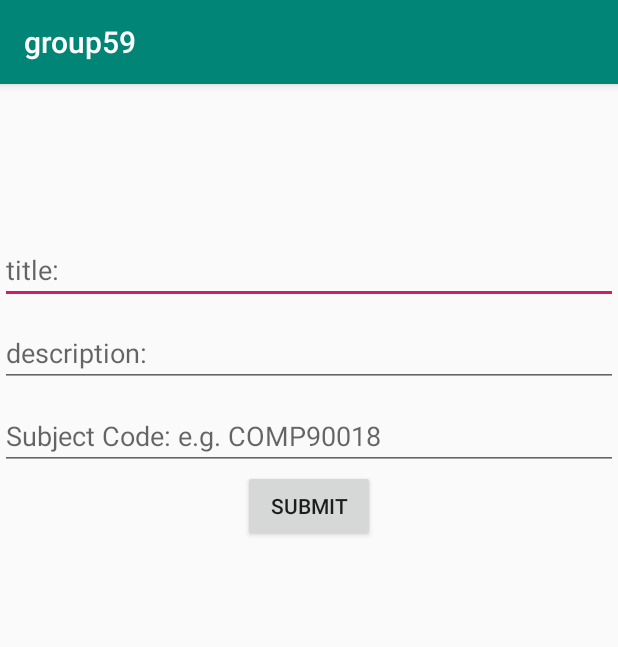
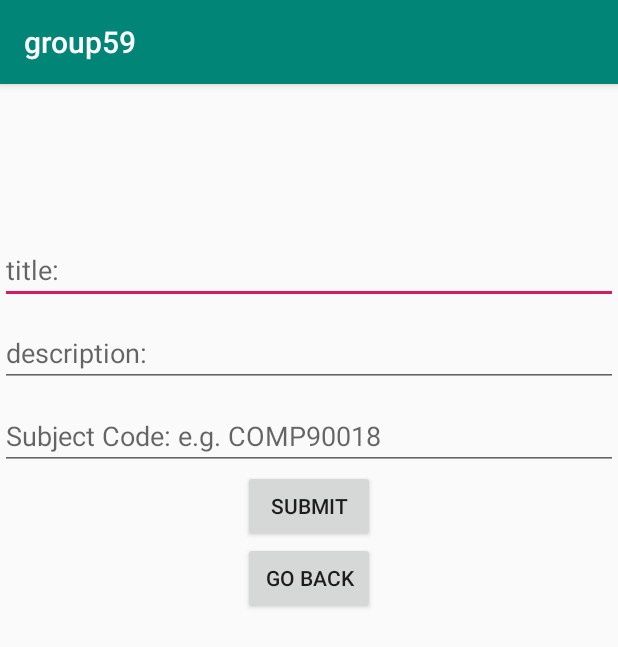
Before and after one commit to yimingz12/COMP90018, an Android app: the PostActivity screen opened directly, with no data from a screen before it, after a tap on "SUBMIT", on a phone screen of 412 x 824 dp. Shown: the top 647 px of the screen. Run offline under Robolectric (Android 15) with nearby library versions, the phone set to English and light mode, and no system bars; our stand-ins replace Firebase (no records; nobody signed in at launch, a user with empty details on screens opened directly).

Commit message:
all post done including turn to other page

```diff
--- a/group59/app/src/main/java/com/group59/studentCourseHelper/data/ui/post/PostActivity.java
+++ b/group59/app/src/main/java/com/group59/studentCourseHelper/data/ui/post/PostActivity.java
@@ -2,6 +2,7 @@ package com.group59.studentCourseHelper.data.ui.post;
 
 
 
+import android.app.Activity;
 import android.os.Bundle;
 import android.text.TextUtils;
 import android.util.Log;
@@ -26,6 +27,7 @@ public class PostActivity extends AppCompatActivity {
     EditText desc;
     EditText tag;
     Button  submitButton;
+    Button backButton;
     FirebaseDatabase database;
     DatabaseReference mDB_ref;
     FirebaseAuth mAuth;
@@ -38,21 +40,31 @@ public class PostActivity extends AppCompatActivity {
         mAuth=FirebaseAuth.getInstance();
 
 
-        setContentView(R.layout.fragment_post);
+        setContentView(R.layout.activity_post);
         title=(EditText)findViewById(R.id.ques_title);
         desc=(EditText)findViewById(R.id.ques_desc);
         tag=(EditText)findViewById(R.id.ques_tag) ;
         submitButton=(Button)findViewById(R.id.ques_submit) ;
+        backButton=(Button)findViewById(R.id.ques_back);
         submitButton.setOnClickListener(new View.OnClickListener() {
             @Override
             public void onClick(View view) {
-            addques();
+               if( addques()){
+                  finish();
+               };
 
+            }
+
+        });
+        backButton.setOnClickListener(new View.OnClickListener() {
+            @Override
+            public void onClick(View view) {
+                finish();
             }
         });
 
     }
-    private void addques(){
+    private boolean addques(){
         String m_title=title.getText().toString().trim();
         String m_desc=desc.getText().toString().trim();
         String m_tag=tag.getText().toString().trim();
@@ -63,6 +75,7 @@ public class PostActivity extends AppCompatActivity {
                 Question newques= new Question(id,m_title,m_desc,m_tag,mAuth.getUid());
                 mDB_ref.child(mAuth.getUid()).child(id).setValue(newques);
                 Toast.makeText(this,"You have posted a question succefully",Toast.LENGTH_LONG).show();
+                return true;
             }else{
                 Toast.makeText(this,"You should write a title",Toast.LENGTH_LONG).show();
             }
@@ -70,7 +83,7 @@ public class PostActivity extends AppCompatActivity {
             Toast.makeText(this,"You should write a legal subject code",Toast.LENGTH_LONG).show();
         }
 
-
+        return false;
     }
     private boolean parsetag(String tag){
         String pattern="^([a-z]|[A-Z]){4}[0-9]{5}$";
--- a/group59/app/src/main/java/com/group59/studentCourseHelper/data/ui/post/PostFragment.java
+++ b/group59/app/src/main/java/com/group59/studentCourseHelper/data/ui/post/PostFragment.java
@@ -29,7 +29,7 @@ public class PostFragment extends Fragment {
                 ViewModelProviders.of(this).get(PostViewModel.class);
         View root = inflater.inflate(R.layout.fragment_post, container, false);
 
-        m_button=(Button)root.findViewById(R.id.ques_submit);
+        m_button=(Button)root.findViewById(R.id.post_add);
         m_button.setOnClickListener(new View.OnClickListener(){
             @Override
             public void onClick(View view) {
--- /dev/null
+++ b/group59/app/src/main/res/layout/activity_post.xml
@@ -0,0 +1,85 @@
+<?xml version="1.0" encoding="utf-8"?>
+<androidx.constraintlayout.widget.ConstraintLayout xmlns:android="http://schemas.android.com/apk/res/android"
+    xmlns:app="http://schemas.android.com/apk/res-auto"
+    xmlns:tools="http://schemas.android.com/tools"
+    android:layout_width="match_parent"
+    android:layout_height="match_parent">
+    <LinearLayout
+        android:layout_width="match_parent"
+        android:layout_height="match_parent"
+        android:orientation="vertical"
+        android:gravity="center_horizontal"
+        tools:context=".data.ui.post.PostActivity">
+
+        <TextView
+            android:id="@+id/text_post"
+            android:layout_width="match_parent"
+            android:layout_height="wrap_content"
+            android:layout_marginStart="8dp"
+            android:layout_marginTop="64dp"
+            android:layout_marginEnd="8dp"
+            android:textAlignment="center"
+            android:textSize="20sp"
+            app:layout_constraintEnd_toEndOf="parent"
+            app:layout_constraintHorizontal_bias="1.0"
+            app:layout_constraintStart_toStartOf="parent"
+            app:layout_constraintTop_toTopOf="parent" />
+
+        <LinearLayout
+            android:id="@+id/post_question"
+            android:layout_width="match_parent"
+            android:layout_height="411dp"
+            android:gravity="center_horizontal"
+            android:orientation="vertical"
+            tools:context=".data.ui.search.SearchFragment"
+            tools:layout_editor_absoluteX="0dp"
+            tools:layout_editor_absoluteY="166dp">
+
+            <EditText
+                android:layout_marginTop="10dp"
+                android:id="@+id/ques_title"
+                android:layout_width="match_parent"
+                android:layout_height="wrap_content"
+                android:ems="10"
+                android:hint="title:"
+                android:inputType="textPersonName"
+                tools:layout_editor_absoluteX="99dp"
+                tools:layout_editor_absoluteY="343dp" />
+
+            <EditText
+                android:id="@+id/ques_desc"
+                android:layout_width="match_parent"
+                android:layout_height="wrap_content"
+                android:layout_marginTop="10dp"
+                android:ems="10"
+                android:gravity="start|top"
+                android:hint="description:"
+                android:inputType="textMultiLine"
+                tools:layout_editor_absoluteX="99dp"
+                tools:layout_editor_absoluteY="402dp" />
+            <EditText
+                android:layout_marginTop="10dp"
+                android:id="@+id/ques_tag"
+                android:layout_width="match_parent"
+                android:layout_height="wrap_content"
+                android:ems="10"
+                android:inputType="textPersonName"
+                android:hint="Subject Code: e.g. COMP90018" />
+            <Button
+                android:id="@+id/ques_submit"
+                android:layout_width="wrap_content"
+                android:layout_height="wrap_content"
+                android:text="Submit"
+                tools:layout_editor_absoluteX="161dp"
+                tools:layout_editor_absoluteY="476dp" />
+
+            <Button
+                android:id="@+id/ques_back"
+                android:layout_width="wrap_content"
+                android:layout_height="wrap_content"
+                android:text="go back" />
+
+
+        </LinearLayout>
+    </LinearLayout>
+</androidx.constraintlayout.widget.ConstraintLayout>
--- a/group59/app/src/main/res/layout/fragment_post.xml
+++ b/group59/app/src/main/res/layout/fragment_post.xml
@@ -25,55 +25,15 @@
         app:layout_constraintStart_toStartOf="parent"
         app:layout_constraintTop_toTopOf="parent" />
 
-        <LinearLayout
-            android:id="@+id/post_question"
-            android:layout_width="match_parent"
-            android:layout_height="411dp"
-            android:gravity="center_horizontal"
-            android:orientation="vertical"
-            tools:context=".data.ui.search.SearchFragment"
-            tools:layout_editor_absoluteX="0dp"
-            tools:layout_editor_absoluteY="166dp">
 
-            <EditText
-                android:layout_marginTop="10dp"
-                android:id="@+id/ques_title"
-                android:layout_width="match_parent"
-                android:layout_height="wrap_content"
-                android:ems="10"
-                android:hint="title:"
-                android:inputType="textPersonName"
-                tools:layout_editor_absoluteX="99dp"
-                tools:layout_editor_absoluteY="343dp" />
-
-            <EditText
-                android:id="@+id/ques_desc"
-                android:layout_width="match_parent"
-                android:layout_height="wrap_content"
-                android:layout_marginTop="10dp"
-                android:ems="10"
-                android:gravity="start|top"
-                android:hint="description:"
-                android:inputType="textMultiLine"
-                tools:layout_editor_absoluteX="99dp"
-                tools:layout_editor_absoluteY="402dp" />
-            <EditText
-                android:layout_marginTop="10dp"
-                android:id="@+id/ques_tag"
-                android:layout_width="match_parent"
-                android:layout_height="wrap_content"
-                android:ems="10"
-                android:inputType="textPersonName"
-                android:hint="Subject Code: e.g. COMP90018" />
-            <Button
-                android:id="@+id/ques_submit"
-                android:layout_width="wrap_content"
-                android:layout_height="wrap_content"
-                android:text="Submit"
-                tools:layout_editor_absoluteX="161dp"
-                tools:layout_editor_absoluteY="476dp" />
+        <Button
+            android:id="@+id/post_add"
+            android:layout_width="wrap_content"
+            android:layout_height="wrap_content"
+            android:layout_marginTop="200dp"
+            android:text="Add a new question" />
 
 
-        </LinearLayout>
     </LinearLayout>
+
 </androidx.constraintlayout.widget.ConstraintLayout>
```
